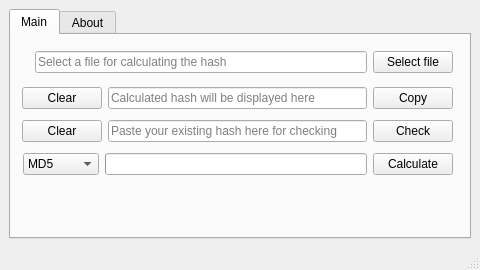
Rizwan-Hasan/Free-Hash-Checker, file ui/mainwindow.ui: the form before one commit.
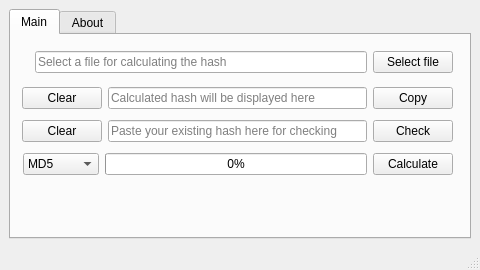
The form after the commit. Icons and pictures are not drawn.

```diff
--- a/ui/mainwindow.ui
+++ b/ui/mainwindow.ui
@@ -250,7 +250,7 @@
               <number>0</number>
              </property>
              <property name="textVisible">
-              <bool>false</bool>
+              <bool>true</bool>
              </property>
              <property name="invertedAppearance">
               <bool>false</bool>
@@ -258,6 +258,9 @@
              <property name="textDirection">
               <enum>QProgressBar::TopToBottom</enum>
              </property>
+             <property name="format">
+              <string>%p%</string>
+             </property>
             </widget>
            </item>
            <item>
```
